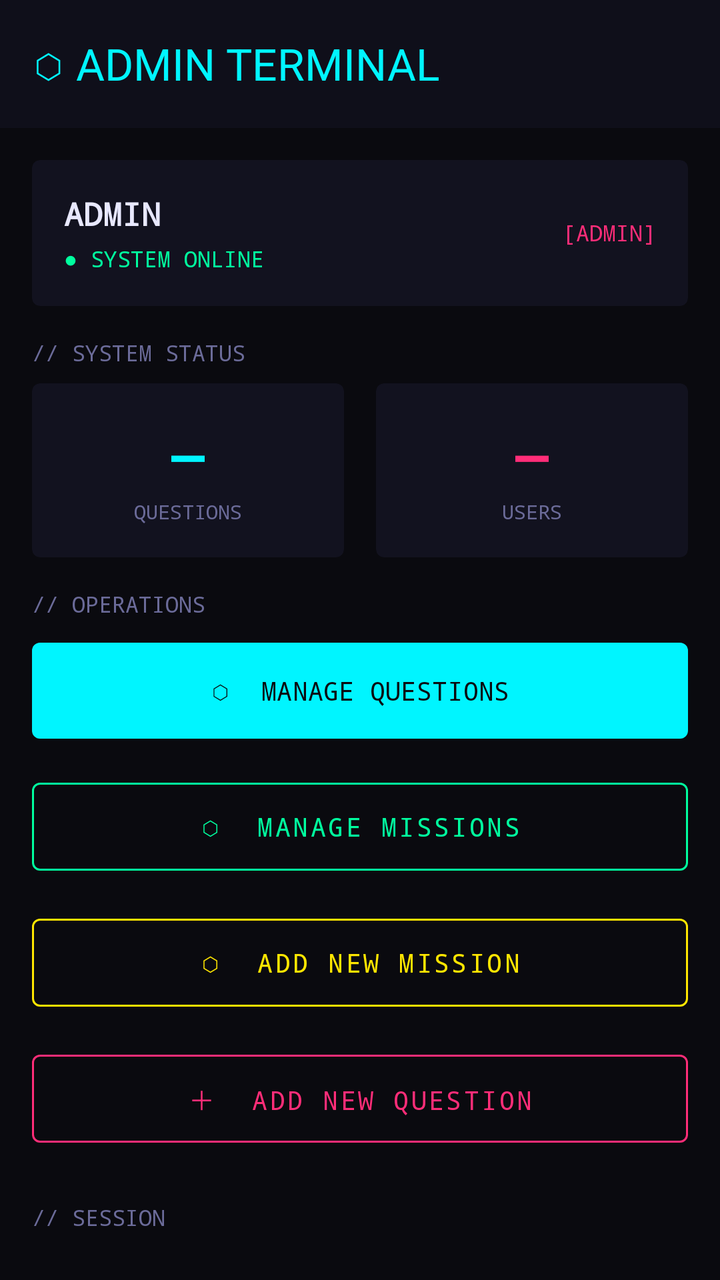
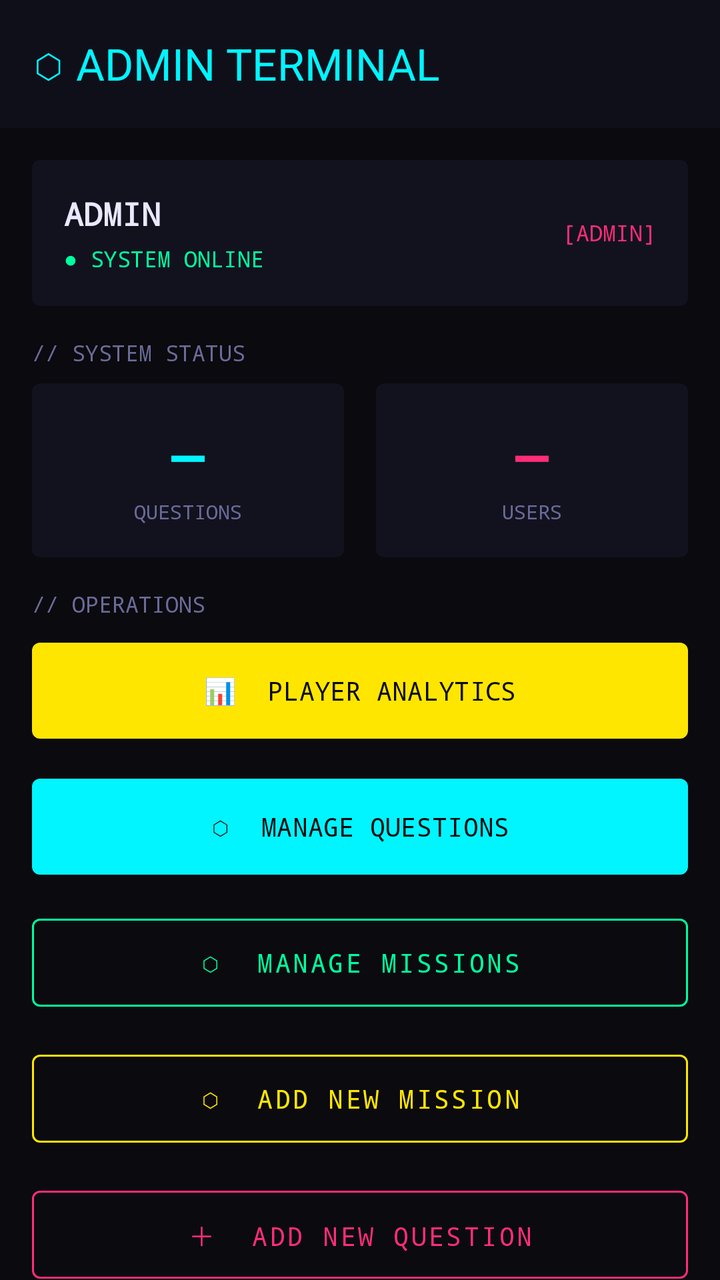

Before-and-after screenshots of an Android layout around one commit, followed by the original layout XML and the change that was made.
<!-- AndroidManifest.xml: activity theme Theme.ServerMasterNCII -->
<!-- res/layout/activity_admin_dashboard.xml -->
<?xml version="1.0" encoding="utf-8"?>
<androidx.coordinatorlayout.widget.CoordinatorLayout
    xmlns:android="http://schemas.android.com/apk/res/android"
    xmlns:app="http://schemas.android.com/apk/res-auto"
    android:layout_width="match_parent"
    android:layout_height="match_parent"
    android:background="#0A0A0F">

    
    <com.google.android.material.appbar.AppBarLayout
        android:layout_width="match_parent"
        android:layout_height="wrap_content"
        android:background="#0F0F1A"
        app:elevation="0dp">

        <com.google.android.material.appbar.MaterialToolbar
            android:id="@+id/toolbar"
            android:layout_width="match_parent"
            android:layout_height="?attr/actionBarSize"
            android:background="#0F0F1A"
            app:title="⬡ ADMIN TERMINAL"
            app:titleTextColor="#00F5FF"/>

    </com.google.android.material.appbar.AppBarLayout>

    <androidx.core.widget.NestedScrollView
        android:layout_width="match_parent"
        android:layout_height="match_parent"
        app:layout_behavior="@string/appbar_scrolling_view_behavior"
        android:padding="16dp"
        android:clipToPadding="false">

        <LinearLayout
            android:layout_width="match_parent"
            android:layout_height="wrap_content"
            android:orientation="vertical">

            
            <androidx.cardview.widget.CardView
                android:layout_width="match_parent"
                android:layout_height="wrap_content"
                android:layout_marginBottom="16dp"
                app:cardBackgroundColor="#12121F"
                app:cardCornerRadius="4dp"
                app:cardElevation="0dp">

                <LinearLayout
                    android:layout_width="match_parent"
                    android:layout_height="wrap_content"
                    android:orientation="horizontal"
                    android:padding="16dp"
                    android:gravity="center_vertical">

                    <LinearLayout
                        android:layout_width="0dp"
                        android:layout_height="wrap_content"
                        android:layout_weight="1"
                        android:orientation="vertical">

                        <TextView
                            android:id="@+id/tvAdminName"
                            android:layout_width="wrap_content"
                            android:layout_height="wrap_content"
                            android:text="ADMIN"
                            android:textColor="#E8E8FF"
                            android:textSize="16sp"
                            android:fontFamily="monospace"
                            android:textStyle="bold"/>

                        <TextView
                            android:layout_width="wrap_content"
                            android:layout_height="wrap_content"
                            android:text="● SYSTEM ONLINE"
                            android:textColor="#00FF9F"
                            android:textSize="11sp"
                            android:fontFamily="monospace"
                            android:layout_marginTop="4dp"/>

                    </LinearLayout>

                    <TextView
                        android:layout_width="wrap_content"
                        android:layout_height="wrap_content"
                        android:text="[ADMIN]"
                        android:textColor="#FF2D78"
                        android:textSize="11sp"
                        android:fontFamily="monospace"/>

                </LinearLayout>

            </androidx.cardview.widget.CardView>

            
            <TextView
                android:layout_width="wrap_content"
                android:layout_height="wrap_content"
                android:text="// SYSTEM STATUS"
                android:textColor="#6B6B99"
                android:textSize="11sp"
                android:fontFamily="monospace"
                android:layout_marginBottom="8dp"/>

            
            <LinearLayout
                android:layout_width="match_parent"
                android:layout_height="wrap_content"
                android:orientation="horizontal"
                android:layout_marginBottom="16dp">

                
                <androidx.cardview.widget.CardView
                    android:id="@+id/cardQuestions"
                    android:layout_width="0dp"
                    android:layout_height="wrap_content"
                    android:layout_weight="1"
                    android:layout_marginEnd="8dp"
                    app:cardBackgroundColor="#12121F"
                    app:cardCornerRadius="4dp"
                    app:cardElevation="0dp">

                    <LinearLayout
                        android:layout_width="match_parent"
                        android:layout_height="wrap_content"
                        android:orientation="vertical"
                        android:padding="16dp"
                        android:gravity="center">

                        <TextView
                            android:id="@+id/tvTotalQuestions"
                            android:layout_width="wrap_content"
                            android:layout_height="wrap_content"
                            android:text="—"
                            android:textColor="#00F5FF"
                            android:textSize="28sp"
                            android:fontFamily="monospace"
                            android:textStyle="bold"/>

                        <TextView
                            android:layout_width="wrap_content"
                            android:layout_height="wrap_content"
                            android:text="QUESTIONS"
                            android:textColor="#6B6B99"
                            android:textSize="10sp"
                            android:fontFamily="monospace"
                            android:layout_marginTop="4dp"/>

                    </LinearLayout>

                </androidx.cardview.widget.CardView>

                
                <androidx.cardview.widget.CardView
                    android:id="@+id/cardUsers"
                    android:layout_width="0dp"
                    android:layout_height="wrap_content"
                    android:layout_weight="1"
                    android:layout_marginStart="8dp"
                    app:cardBackgroundColor="#12121F"
                    app:cardCornerRadius="4dp"
                    app:cardElevation="0dp">

                    <LinearLayout
                        android:layout_width="match_parent"
                        android:layout_height="wrap_content"
                        android:orientation="vertical"
                        android:padding="16dp"
                        android:gravity="center">

                        <TextView
                            android:id="@+id/tvTotalUsers"
                            android:layout_width="wrap_content"
                            android:layout_height="wrap_content"
                            android:text="—"
                            android:textColor="#FF2D78"
                            android:textSize="28sp"
                            android:fontFamily="monospace"
                            android:textStyle="bold"/>

                        <TextView
                            android:layout_width="wrap_content"
                            android:layout_height="wrap_content"
                            android:text="USERS"
                            android:textColor="#6B6B99"
                            android:textSize="10sp"
                            android:fontFamily="monospace"
                            android:layout_marginTop="4dp"/>

                    </LinearLayout>

                </androidx.cardview.widget.CardView>

            </LinearLayout>

            
            <TextView
                android:layout_width="wrap_content"
                android:layout_height="wrap_content"
                android:text="// OPERATIONS"
                android:textColor="#6B6B99"
                android:textSize="11sp"
                android:fontFamily="monospace"
                android:layout_marginBottom="8dp"/>

            
            <com.google.android.material.button.MaterialButton
                android:id="@+id/btnManageQuestions"
                android:layout_width="match_parent"
                android:layout_height="56dp"
                android:layout_marginBottom="12dp"
                android:text="⬡  MANAGE QUESTIONS"
                android:fontFamily="monospace"
                android:textColor="#0A0A0F"
                android:textSize="13sp"
                app:backgroundTint="#00F5FF"
                app:cornerRadius="4dp"/>

            
            <com.google.android.material.button.MaterialButton
                android:id="@+id/btnManageMissions"
                android:layout_width="match_parent"
                android:layout_height="56dp"
                android:layout_marginBottom="12dp"
                android:text="⬡  MANAGE MISSIONS"
                android:fontFamily="monospace"
                android:textColor="#00FF9F"
                android:textSize="13sp"
                style="@style/Widget.MaterialComponents.Button.OutlinedButton"
                app:strokeColor="#00FF9F"
                app:strokeWidth="1dp"
                app:cornerRadius="4dp"/>

            
            <com.google.android.material.button.MaterialButton
                android:id="@+id/btnAddMission"
                android:layout_width="match_parent"
                android:layout_height="56dp"
                android:layout_marginBottom="12dp"
                android:text="⬡  ADD NEW MISSION"
                android:fontFamily="monospace"
                android:textColor="#FFE600"
                android:textSize="13sp"
                style="@style/Widget.MaterialComponents.Button.OutlinedButton"
                app:strokeColor="#FFE600"
                app:strokeWidth="1dp"
                app:cornerRadius="4dp"/>

            
            <com.google.android.material.button.MaterialButton
                android:id="@+id/btnAddQuestion"
                android:layout_width="match_parent"
                android:layout_height="56dp"
                android:layout_marginBottom="24dp"
                android:text="＋  ADD NEW QUESTION"
                android:fontFamily="monospace"
                android:textColor="#FF2D78"
                android:textSize="13sp"
                style="@style/Widget.MaterialComponents.Button.OutlinedButton"
                app:strokeColor="#FF2D78"
                app:strokeWidth="1dp"
                app:cornerRadius="4dp"/>

            
            <TextView
                android:layout_width="wrap_content"
                android:layout_height="wrap_content"
                android:text="// SESSION"
                android:textColor="#6B6B99"
                android:textSize="11sp"
                android:fontFamily="monospace"
                android:layout_marginBottom="8dp"/>

            
            <com.google.android.material.button.MaterialButton
                android:id="@+id/btnSignOut"
                android:layout_width="match_parent"
                android:layout_height="48dp"
                android:layout_marginBottom="24dp"
                android:text="TERMINATE SESSION"
                android:fontFamily="monospace"
                android:textColor="#6B6B99"
                android:textSize="12sp"
                style="@style/Widget.MaterialComponents.Button.TextButton"
                app:cornerRadius="4dp"/>

        </LinearLayout>

    </androidx.core.widget.NestedScrollView>

    
    <FrameLayout
        android:id="@+id/loadingOverlay"
        android:layout_width="match_parent"
        android:layout_height="match_parent"
        android:background="#80000000"
        android:visibility="gone"
        android:clickable="true">

        <ProgressBar
            android:id="@+id/progressBar"
            android:layout_width="wrap_content"
            android:layout_height="wrap_content"
            android:layout_gravity="center"
            android:indeterminateTint="#00F5FF"/>

    </FrameLayout>

</androidx.coordinatorlayout.widget.CoordinatorLayout>
<!-- resources referenced by this layout -->
<resources>
  <style name="Theme.ServerMasterNCII" parent="Theme.ServerMasterNCII.CyberDark" />
  <style name="Theme.ServerMasterNCII.CyberDark" parent="Theme.Material3.DayNight.NoActionBar">
          <item name="colorPrimary">@color/cyber_neon_green</item>
          <item name="colorOnPrimary">@color/cyber_bg_primary</item>
          <item name="colorPrimaryContainer">@color/cyber_neon_green_dim</item>
          <item name="colorOnPrimaryContainer">@color/cyber_neon_green</item>
          <item name="android:colorBackground">@color/cyber_bg_deepest</item>
          <item name="colorSurface">@color/cyber_bg_surface</item>
          <item name="colorOnSurface">@color/cyber_text_primary</item>
          <item name="colorSurfaceVariant">@color/cyber_bg_card</item>
          <item name="colorOnSurfaceVariant">@color/cyber_text_secondary</item>
          <item name="android:windowDrawsSystemBarBackgrounds">true</item>
          <item name="android:navigationBarColor">@color/cyber_bg_deepest</item>
          <item name="android:statusBarColor">@color/cyber_bg_deepest</item>
          <item name="android:windowLightStatusBar">false</item>
          <item name="android:windowLightNavigationBar">false</item>
      </style>
  <color name="cyber_neon_green">#FF3DFF8F</color>
  <color name="cyber_bg_primary">#FF0A0A1A</color>
  <color name="cyber_neon_green_dim">#1A3DFF8F</color>
  <color name="cyber_bg_deepest">#FF0B0E11</color>
  <color name="cyber_bg_surface">#FF1A1A2E</color>
  <color name="cyber_text_primary">#FFEAEAEA</color>
  <color name="cyber_bg_card">#FF16213E</color>
  <color name="cyber_text_secondary">#FF667788</color>
</resources>

<!-- the commit's change to res/layout/activity_admin_dashboard.xml (unified diff, before → after) -->
@@ -203,6 +203,19 @@
 
             
             <com.google.android.material.button.MaterialButton
+                android:id="@+id/btnAnalytics"
+                android:layout_width="match_parent"
+                android:layout_height="56dp"
+                android:layout_marginBottom="12dp"
+                android:text="📊  PLAYER ANALYTICS"
+                android:fontFamily="monospace"
+                android:textColor="#0A0A0F"
+                android:textSize="13sp"
+                app:backgroundTint="#FFE600"
+                app:cornerRadius="4dp"/>
+
+            
+            <com.google.android.material.button.MaterialButton
                 android:id="@+id/btnManageQuestions"
                 android:layout_width="match_parent"
                 android:layout_height="56dp"
